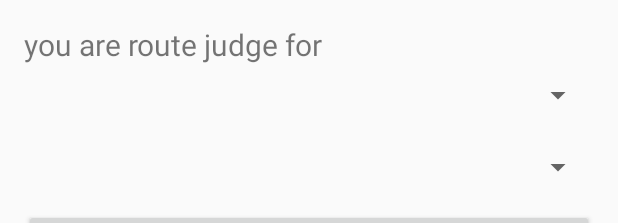
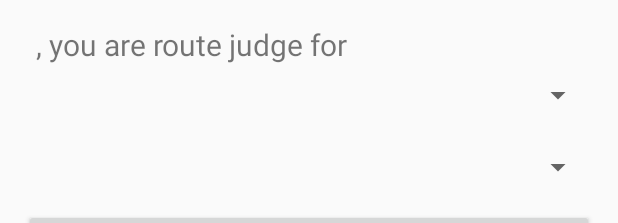
Before and after one commit to leedongwei/CRIMP, an Android app: the layout activity_hello.xml on its own in the app's theme, with its tools: preview values and no code run, on a phone screen of 412 x 824 dp. Shown: the top 223 px of the screen. Run offline under Robolectric (Android 15) with nearby library versions, the phone set to English and light mode, and no system bars.

Commit message:
HelloActivity now get profile name of user

```diff
--- a/judge/android/CRIMP/app/src/main/res/layout/activity_hello.xml
+++ b/judge/android/CRIMP/app/src/main/res/layout/activity_hello.xml
@@ -13,6 +13,8 @@
         android:id="@+id/hello_question"
         android:layout_width="match_parent"
         android:layout_height="wrap_content"
+        android:layout_marginLeft="8dp"
+        android:layout_marginRight="8dp"
         android:textSize="20sp"
         android:text="@string/hello_activity_question"/>
 
--- a/judge/android/CRIMP/app/src/main/res/values/strings.xml
+++ b/judge/android/CRIMP/app/src/main/res/values/strings.xml
@@ -22,7 +22,8 @@
     <string name="hello_activity_next">Next</string>
     <string name="hello_activity_category_hint">Pick a category</string>
     <string name="hello_activity_route_hint">Pick a route</string>
-    <string name="hello_activity_question">you are route judge for</string>
+    <string name="hello_activity_greeting">"Hello "</string>
+    <string name="hello_activity_question">, you are route judge for</string>
 
     <!-- Facebook stuff -->
     <string name="facebook_app_id">1448790512098965</string>
```
Also changed, not shown: judge/android/CRIMP/app/src/main/java/com/nusclimb/live/crimp/hello/HelloActivity.java (+12 -1 lines).
